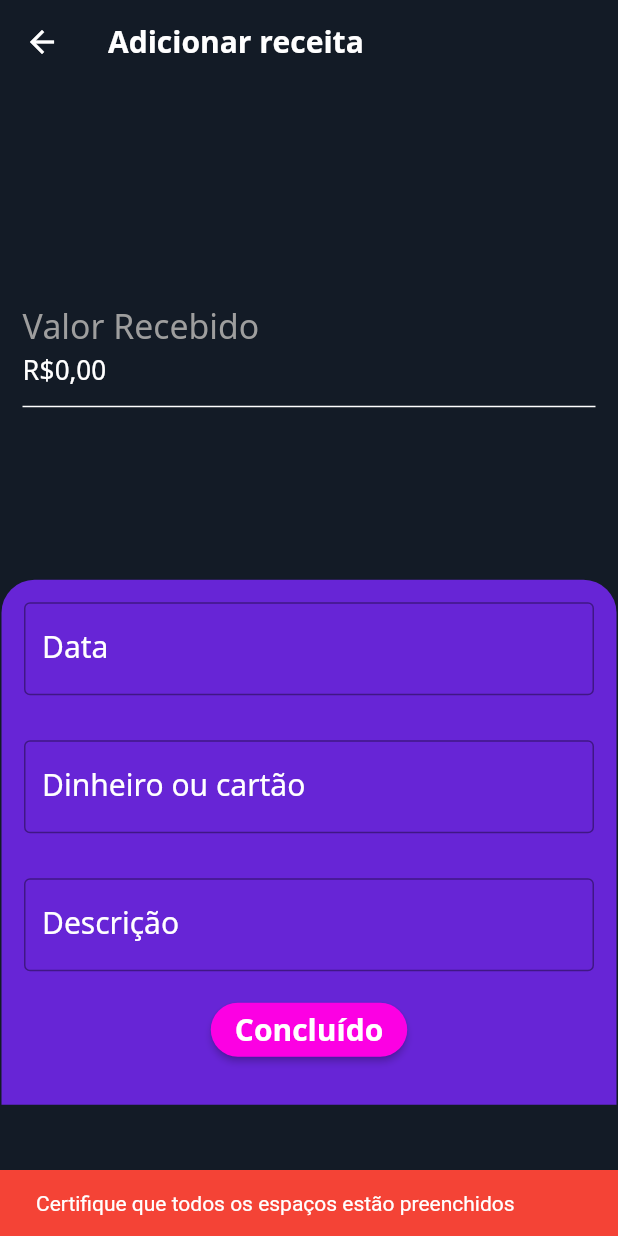
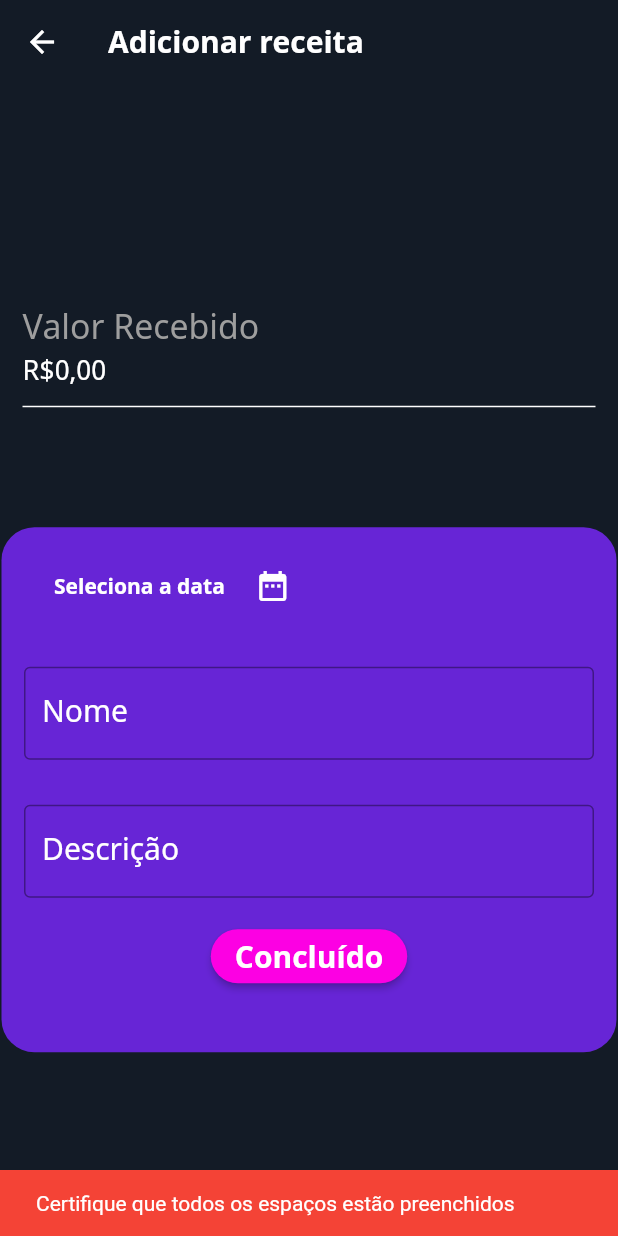
Before and after one commit to Mateusvff/FinX, a Flutter app: the CadastroReceita screen opened directly, after a tap on "Concluído", on a phone screen of 412 x 824 dp. Run offline on Flutter 3.47's test engine with Material 2 defaults, Android fonts, the phone set to English and light mode, and no system bars; our stand-ins replace cloud_firestore, currency_text_input_formatter, firebase_auth, firebase_core, flutter_colorpicker, flutter_masked_text and 4 more; accounts and stored records are empty.

Commit message:
V2.79
Mudando a forma de colocar uma data na receita

```diff
--- a/lib/screens/Home/cadastro_receita.dart
+++ b/lib/screens/Home/cadastro_receita.dart
@@ -1,8 +1,8 @@
 import 'package:flutter/material.dart';
-import 'package:currency_text_input_formatter/currency_text_input_formatter.dart';
 import 'package:flutter_masked_text/flutter_masked_text.dart';
 import 'package:cloud_firestore/cloud_firestore.dart';
 import 'package:firebase_auth/firebase_auth.dart';
+import 'package:intl/intl.dart';
 import '../../Cores.dart';
 
 class CadastroReceita extends StatefulWidget {
@@ -13,15 +13,15 @@ class CadastroReceita extends StatefulWidget {
 class _CadastroReceitaState extends State<CadastroReceita> {
   final contReceita =
       MoneyMaskedTextController(decimalSeparator: ',', thousandSeparator: '.');
-  TextEditingController contData = TextEditingController();
-  TextEditingController contConta = TextEditingController();
+  TextEditingController contNome = TextEditingController();
   TextEditingController contDesc = TextEditingController();
   final GlobalKey<ScaffoldState> _scaffoldKey = GlobalKey<ScaffoldState>();
 
+  String contData;
+
   void _reset() {
     contReceita.clear();
-    contData.clear();
-    contConta.clear();
+    contNome.clear();
     contDesc.clear();
   }
 
@@ -46,7 +46,7 @@ class _CadastroReceitaState extends State<CadastroReceita> {
           children: [
             Padding(
               padding:
-                  EdgeInsets.only(left: 15, top: 140, bottom: 20, right: 15),
+                  EdgeInsets.only(left: 15, top: 140, bottom: 5, right: 15),
               child: TextFormField(
                 controller: contReceita,
                 keyboardType: TextInputType.numberWithOptions(decimal: true),
@@ -76,39 +76,82 @@ class _CadastroReceitaState extends State<CadastroReceita> {
               ),
             ),
             Padding(
-              padding: EdgeInsets.only(top: 95),
+              padding: EdgeInsets.only(top: 75),
               child: Container(
                 width: 410,
                 height: 350,
                 decoration: BoxDecoration(
                   color: customPurple,
-                  borderRadius: const BorderRadius.only(
-                    topRight: Radius.circular(22.0),
-                    topLeft: Radius.circular(22.0),
-                  ),
+                  borderRadius: const BorderRadius.all(Radius.circular(22)),
                 ),
                 child: Column(
                   children: [
                     Padding(
                         padding: EdgeInsets.all(15),
-                      child: TextField(
-                        controller: contData,
-                        keyboardType: TextInputType.datetime,
-                        decoration: InputDecoration(
-                          labelText: "Data ",
-                          labelStyle:
-                              TextStyle(fontSize: 20, color: Colors.white),
-                          border: OutlineInputBorder(),
+                        child: Row(
+                          children: [
+                            Padding(
+                              padding: const EdgeInsets.only(left: 12.0),
+                              child: TextButton(
+                                child: Text(
+                                  'Seleciona a data',
+                                  style: TextStyle(
+                                    fontWeight: FontWeight.bold,
+                                    fontFamily: 'NotoSans',
+                                    color: Colors.white,
                                   ),
                                 ),
+                                onPressed: () async {
+                                  final data = await showDatePicker(
+                                    context: context,
+                                    initialDate: DateTime.now(),
+                                    firstDate: DateTime(2018),
+                                    lastDate: DateTime(2022),
+                                    locale: Locale("pt", "BR"),
+                                  );
+                                  if (data != null) {
+                                    final datapt = //colocando data no padrão br
+                                        DateFormat(DateFormat.YEAR_MONTH_DAY,
+                                                'pt_Br')
+                                            .format(data);
+                                    print(datapt);
+                                    contData = datapt;
+                                  }
+                                },
                               ),
+                            ),
+                            IconButton(
+                              icon: Icon(
+                                Icons.date_range,
+                                color: Colors.white,
+                              ),
+                              onPressed: () async {
+                                final data = await showDatePicker(
+                                  context: context,
+                                  initialDate: DateTime.now(),
+                                  firstDate: DateTime(2018),
+                                  lastDate: DateTime(2022),
+                                  locale: Locale("pt", "BR"),
+                                );
+                                if (data != null) {
+                                  final datapt = //colocando data no padrão br
+                                      DateFormat(DateFormat.YEAR_MONTH_DAY,
+                                              'pt_Br')
+                                          .format(data);
+                                  print(datapt);
+                                  contData = datapt;
+                                }
+                              },
+                            ),
+                          ],
+                        )),
                     Padding(
                       padding: EdgeInsets.all(15),
                       child: TextField(
-                        controller: contConta,
+                        controller: contNome,
                         keyboardType: TextInputType.text,
                         decoration: InputDecoration(
-                          labelText: "Dinheiro ou cartão ",
+                          labelText: "Nome",
                           labelStyle:
                               TextStyle(fontSize: 20, color: Colors.white),
                           border: OutlineInputBorder(),
@@ -136,19 +179,18 @@ class _CadastroReceitaState extends State<CadastroReceita> {
                         ),
                       ),
                       onPressed: () async {
+                        if (true) {
                           if (contReceita.text.isNotEmpty &&
-                            contData.text.isNotEmpty &&
-                            contConta.text.isNotEmpty &&
+                              contNome.text.isNotEmpty &&
                               contDesc.text.isNotEmpty) {
                             String receita = contReceita.text;
-                          String dia = contData.text;
-                          String conta = contConta.text;
+                            String nome = contNome.text;
                             String desc = contDesc.text;
 
                             Map<String, dynamic> data = {
                               "valor": receita,
-                            "data": dia,
-                            "conta": conta,
+                              "data": contData,
+                              "nome": nome,
                               "desc": desc
                             };
 
@@ -157,10 +199,8 @@ class _CadastroReceitaState extends State<CadastroReceita> {
                                 .doc(FirebaseAuth.instance.currentUser.uid)
                                 .collection('receitas')
                                 .doc(DateTime.now().year.toString())
-                              .collection(DateTime.now().day.toString() +
-                                  '-' +
-                                  DateTime.now().month.toString())
-                              .doc(desc)
+                                .collection(contData)
+                                .doc(nome)
                                 .set(data);
                             _reset();
                           } else {
@@ -169,6 +209,7 @@ class _CadastroReceitaState extends State<CadastroReceita> {
                                   'Certifique que todos os espaços estão preenchidos'),
                               backgroundColor: Colors.red,
                             ));
+                          }
                         }
                       },
                       child: Text(
```
Lines whose indentation alone changed are shown as unchanged.
